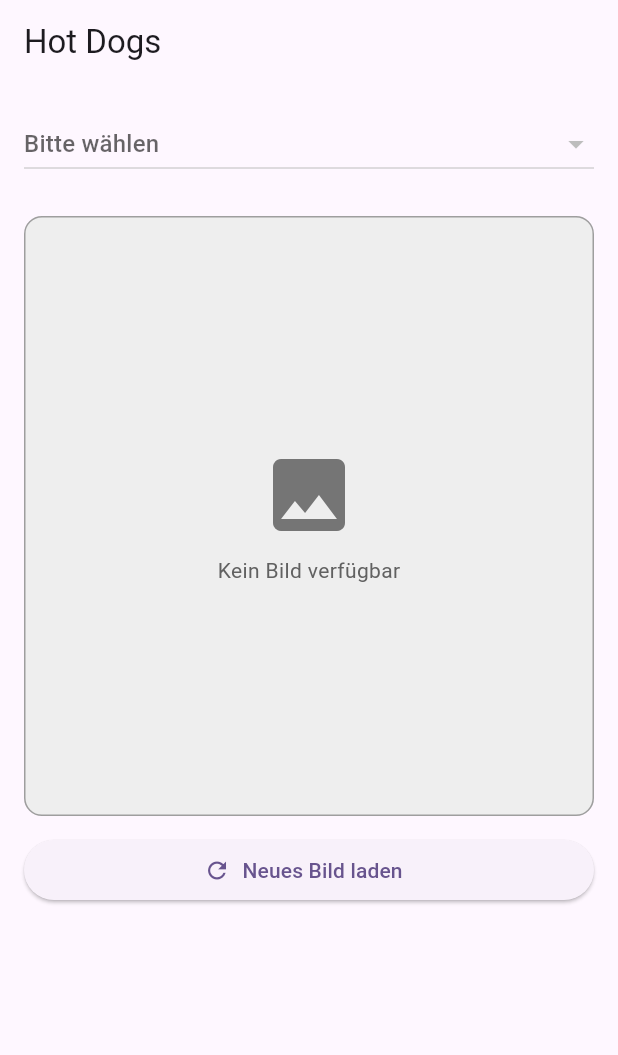
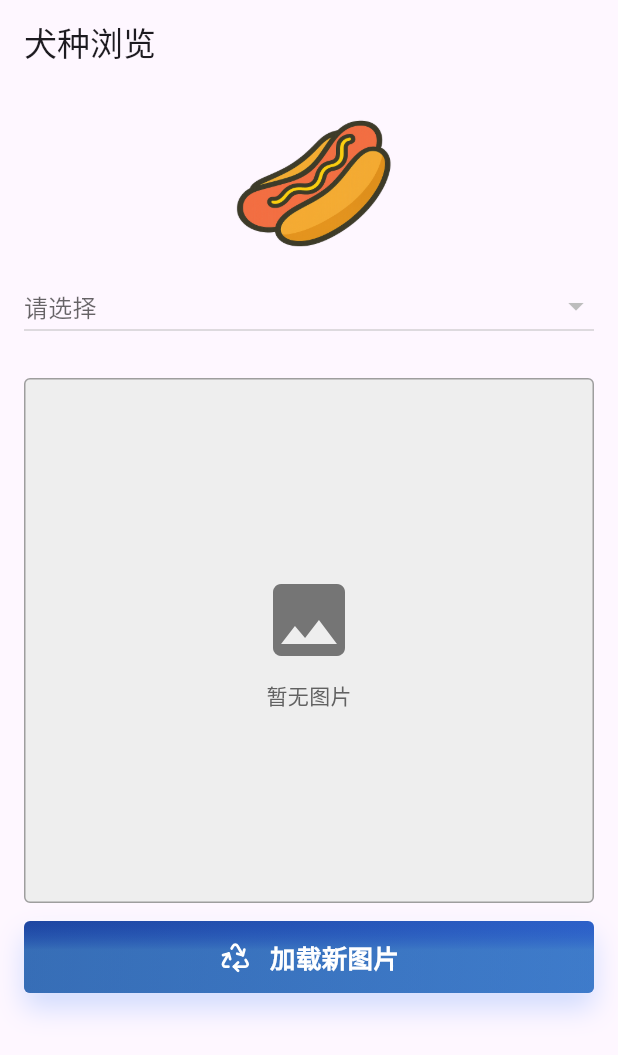
Before and after one commit to haregx/http, a Flutter app: the screen it shows after launch, on a phone screen of 412 x 824 dp. Shown: the top 1055 px of the screen. Run offline on Flutter 3.47's test engine with Material 3 defaults, Android fonts, the phone set to English and light mode, and no system bars; our stand-ins replace lucide_icons; network calls fail.

Commit message:
chinese version

```diff
--- a/lib/api/breeds_service.dart
+++ b/lib/api/breeds_service.dart
@@ -3,7 +3,7 @@ import 'package:http_req/api/config.dart';
 import 'package:http_req/api/https_service.dart';
 
 class BreedsService {
-  Future<BreedResponse> get () async {
+  Future<Response> get () async {
     final url = '${ApiConfig.baseUrl}/breeds/list/all';
 
     try {
@@ -18,11 +18,11 @@ class BreedsService {
       String code = response['status'] as String? ?? 'false';
       if (code == 'success') {
         debugPrint('✅ success (code success)');
-        return BreedResponse.success(response);
+        return Response.success(response);
       }
-      return BreedResponse.error('Unknown code: $code');
+      return Response.error('Unknown code: $code');
     } catch (e) {
-      return BreedResponse.error(e);
+      return Response.error(e);
     }
   }
 
@@ -32,13 +32,7 @@ class BreedsService {
       url = '${ApiConfig.baseUrl}/breeds/image/random';
     } else {
       final parts = breed.toLowerCase().split(' ');
-      if (parts.length == 1) {
-        url = '${ApiConfig.baseUrl}/breed/${parts[0]}/images/random';
-      } else if (parts.length == 2) {
-        url = '${ApiConfig.baseUrl}/breed/${parts[0]}/${parts[1]}/images/random';
-      } else {
-        return BreedResponse.error('Invalid breed format: $breed');
-      }
+      url = '${ApiConfig.baseUrl}/breed/${parts[0]}/${parts[1]}/images/random';
     }
 
     try {
@@ -53,25 +47,25 @@ class BreedsService {
       String code = response['status'] as String? ?? 'false';
       if (code == 'success') {
         debugPrint('✅ success (code success)');
-        return BreedResponse.success(response);
+        return Response.success(response);
       }
-      return BreedResponse.error('Unknown code: $code');
+      return Response.error('Unknown code: $code');
     } catch (e) {
-      return BreedResponse.error(e);
+      return Response.error(e);
     }
   }
 }
 
-class BreedResponse {
+class Response {
   final bool isSuccess;
   final dynamic data;
   final Object? error;
 
-  BreedResponse.success(this.data)
+  Response.success(this.data)
       : isSuccess = true,
         error = null;
 
-  BreedResponse.error(this.error)
+  Response.error(this.error)
       : isSuccess = false,
         data = null;
 }
--- a/lib/screens/home_screen.dart
+++ b/lib/screens/home_screen.dart
@@ -2,6 +2,9 @@ import 'package:flutter/material.dart';
 import 'package:http_req/api/breeds_service.dart';
 import 'package:http_req/api/breed_class.dart';
 import 'package:http_req/api/https_service.dart';
+import 'package:http_req/widgets/fancy_button.dart';
+import 'package:http_req/widgets/platform_constants.dart';
+import 'package:lucide_icons/lucide_icons.dart';
 
 class HomeScreen extends StatefulWidget {
 	const HomeScreen({super.key});
@@ -14,7 +17,7 @@ class _HomeScreenState extends State<HomeScreen> {
 		String? _selectedValue;
 		final List<String> _dropdownItems = [];
     final BreedsService _breedsService = BreedsService();
-    final String all = 'Alle';
+	final String all = '所有犬种';
 		String? _imageUrl;
 		bool _loadingImage = false;
 
@@ -34,16 +37,32 @@ class _HomeScreenState extends State<HomeScreen> {
 		Widget build(BuildContext context) {
 			return Scaffold(
 				appBar: AppBar(
-					title: const Text('Hot Dogs'),
+					title: const Text('犬种浏览'),
 				),
 				body: Padding(
 					padding: const EdgeInsets.all(16.0),
 					child: Column(
 						crossAxisAlignment: CrossAxisAlignment.stretch,
 						children: [
+							// Asset image shown above the dropdown
+							ClipRRect(
+								borderRadius: BorderRadius.circular(8),
+								child: Image.asset(
+									'assets/images/hotdog.png',
+									height: 100,
+									width: double.infinity,
+									fit: BoxFit.fitHeight,
+									errorBuilder: (c, e, s) => Container(
+										height: 120,
+										color: Colors.grey[200],
+										child: const Center(child: Icon(Icons.image, size: 48)),
+									),
+								),
+							),
+							const SizedBox(height: 8),
 							DropdownButton<String>(
 								value: _selectedValue,
-								hint: const Text('Bitte wählen'),
+								hint: const Text('请选择'),
 								isExpanded: true,
 								  items: _dropdownItems
 									  .map((item) => DropdownMenuItem<String>(
@@ -60,17 +79,17 @@ class _HomeScreenState extends State<HomeScreen> {
 							),
 							const SizedBox(height: 24),
 							Container(
-								height: 400,
+								height: 350,
 								decoration: BoxDecoration(
 									border: Border.all(color: Colors.grey),
-									borderRadius: BorderRadius.circular(12),
+									borderRadius: BorderRadius.circular(PlatformConstants.buttonBorderRadius),
 									color: Colors.grey[200],
 								),
 								child: _loadingImage
 									? const Center(child: CircularProgressIndicator())
 									: (_imageUrl != null && _imageUrl!.isNotEmpty)
 										? ClipRRect(
-											borderRadius: BorderRadius.circular(12),
+											borderRadius: BorderRadius.circular(PlatformConstants.buttonBorderRadius),
 											child: Image.network(
 												_imageUrl!,
 												fit: BoxFit.cover,
@@ -84,19 +103,19 @@ class _HomeScreenState extends State<HomeScreen> {
 			                			: Center(
 			                				child: Column(
 			                					mainAxisSize: MainAxisSize.min,
-			                					children: [
-			                						Icon(Icons.image, size: 64, color: Colors.grey[600]),
-			                						const SizedBox(height: 8),
-			                						Text('Kein Bild verfügbar', style: TextStyle(color: Colors.grey[700])),
-			                					],
+	                							children: [
+	                								Icon(Icons.image, size: 64, color: Colors.grey[600]),
+	                								const SizedBox(height: 8),
+	                								Text('暂无图片', style: TextStyle(color: Colors.grey[700])),
+	                							],
 			                				),
 			                				),
 								),
 								const SizedBox(height: 12),
-								ElevatedButton.icon(
+								FancyButton(
 									onPressed: _loadingImage ? null : () => fetchRandomDog(_selectedValue ?? all),
-									icon: const Icon(Icons.refresh),
-									label: const Text('Neues Bild laden'),
+									leadingIcon: LucideIcons.recycle,
+									label: '加载新图片',
 								),
 						],
 					),
--- /dev/null
+++ b/lib/widgets/fancy_button.dart
@@ -0,0 +1,382 @@
+// 3D-styled common button used for primary actions throughout the app.
+// This widget displays a 3D-styled button with gradients, shadow, and customizable text for primary actions.
+
+import 'package:flutter/material.dart';
+import 'package:flutter/foundation.dart';
+import 'package:http_req/widgets/platform_constants.dart';
+
+
+
+enum FancyButtonColor { blue, red, green, grey, orange }
+
+/// A 3D-styled button for primary actions, with gradient, shadow, and customizable text.
+// Stateless widget for a 3D-styled common button.
+
+/// A 3D-styled customizable button for primary actions.
+/// Supports enabled/disabled state, platform-adaptive border radius and colors.
+class FancyButton extends StatefulWidget {
+
+  /// Ob der Button als Alert (rot) dargestellt wird.
+  final FancyButtonColor backgroundColor;
+  /// Optionaler Abstand zwischen Icon und Text.
+  final double? iconTextSpacing;
+  /// Optional leading icon (left of text).
+  final IconData? leadingIcon;
+
+  /// Optional trailing icon (right of text).
+  final IconData? trailingIcon;
+
+  /// The button label text.
+  final String label;
+
+  /// The button height. If null, will be responsive to screen size.
+  final double? height;
+
+  /// The border radius of the button.
+  /// If not set, uses iOS/Android defaults.
+  final double borderRadius;
+
+  /// Optional text style for the label.
+  final TextStyle? textStyle;
+
+  /// Callback when the button is pressed.
+  final VoidCallback? onPressed;
+
+  /// Horizontal padding for the label.
+  final double paddingHorizontal;
+
+  /// Gradient colors for the button background.
+  // final List<Color> colorGradient;
+  /// Shadow color for the button.
+  // final Color shadowColor;
+  /// Inner vertical gradient overlay colors.
+  // final List<Color> innerColorGradient;
+  /// Whether the button is enabled (default: true).
+  final bool enabled;
+
+  /// Creates a 3D-styled button with platform-adaptive border radius and disabled state.
+  FancyButton({
+    super.key,
+    required this.label,
+    this.height,
+    double? borderRadius,
+    this.textStyle,
+    this.paddingHorizontal = 32,
+    this.onPressed,
+    this.enabled = true,
+    this.leadingIcon,
+    this.trailingIcon,
+    this.backgroundColor = FancyButtonColor.blue,
+    this.iconTextSpacing,
+  }) : borderRadius = borderRadius ?? PlatformConstants.buttonBorderRadius;
+  // Blue type
+  static const List<Color> _blueGradient = [
+    Color.fromARGB(255, 30, 70, 161),
+    Color.fromARGB(255, 45, 97, 201),
+  ];
+  static const Color _blueShadow = Color.fromARGB(64, 73, 135, 251);
+  static const List<Color> _blueInnerGradient = [
+    Color.fromARGB(0, 40, 91, 202),
+    Color.fromARGB(126, 80, 150, 204),
+  ];
+
+  // Red type
+  static const List<Color> _redGradient = [
+    Color(0xFFD32F2F),
+    Color(0xFFB71C1C),
+  ];
+  static const Color _redShadow = Color(0x40D32F2F);
+  static const List<Color> _redInnerGradient = [
+    Color(0x33FFCDD2),
+    Color(0x00FFCDD2),
+  ];
+
+  // Orange type
+  static const List<Color> _orangeGradient = [
+    Color(0xFFFF9800),
+    Color(0xFFF57C00),
+  ];
+  static const Color _orangeShadow = Color(0x40FF9800);
+  static const List<Color> _orangeInnerGradient = [
+    Color(0x33FFD180),
+    Color(0x00FFD180),
+  ];
+
+  // Green type
+  static const List<Color> _greenGradient = [
+    Color(0xFF388E3C),
+    Color(0xFF2E7D32),
+  ];
+  static const Color _greenShadow = Color(0x40388E3C);
+  static const List<Color> _greenInnerGradient = [
+    Color(0x3328A745),
+    Color(0x0028A745),
+  ];
+
+  // Grey type
+  static const List<Color> _greyGradient = [
+    Color(0xFFB0B0B0),
+    Color(0xFF888888),
+  ];
+  static const Color _greyShadow = Color(0x20202020);
+  static const List<Color> _greyInnerGradient = [
+    Color(0x33FFFFFF),
+    Color(0x00FFFFFF),
+  ];
+
+  @override
+  State<FancyButton> createState() => _FancyButtonState();
+}
+
+/// State for PrimaryButton3D, manages pressed and disabled visuals.
+class _FancyButtonState extends State<FancyButton> {
+  /// Returns the platform-conform spacing between icon and text.
+  double _iconTextSpacing() {
+    if (widget.iconTextSpacing != null) {
+      return widget.iconTextSpacing!;
+    }
+    switch (defaultTargetPlatform) {
+      case TargetPlatform.iOS:
+      case TargetPlatform.macOS:
+        return 8.0;
+      case TargetPlatform.android:
+        return 12.0;
+      default:
+        return 10.0;
+    }
+  }
+
+  /// Returns a responsive button height based on device type and platform guidelines.
+  /// Uses shortestSide to distinguish phone/tablet, so orientation does not affect the result.
+  double _responsiveHeight(BuildContext context) {
+    final double shortestSide = MediaQuery.of(context).size.shortestSide;
+    final bool isTablet = shortestSide >= 600;
+    return isTablet
+        ? PlatformConstants.buttonHeightTablet
+        : PlatformConstants.buttonHeight;
+  }
+
+  /// Whether the button is currently pressed.
+  bool _pressed = false;
+
+  /// Returns the background gradient colors depending on state and platform.
+  List<Color> get _currentColors {
+    if (!widget.enabled) {
+      // Disabled: flat gradient, lighter shadow, less 3D
+      if (defaultTargetPlatform == TargetPlatform.iOS) {
+        return [
+          const Color.fromARGB(255, 235, 235, 235),
+          const Color.fromARGB(255, 225, 225, 225),
+        ];
+      } else if (defaultTargetPlatform == TargetPlatform.android) {
+        return [
+          const Color.fromARGB(255, 200, 200, 200),
+          const Color.fromARGB(255, 180, 180, 180),
+        ];
+      } else {
+        return [
+          Colors.grey.shade200,
+          Colors.grey.shade400
+        ];
+      }
+    }
+    // Slightly darken when pressed
+    switch (widget.backgroundColor) {
+      case FancyButtonColor.red:
+        return FancyButton._redGradient.map((c) => _pressed ? _darken(c, 0.10) : c).toList();
+      case FancyButtonColor.green:
+        return FancyButton._greenGradient.map((c) => _pressed ? _darken(c, 0.10) : c).toList();
+      case FancyButtonColor.grey:
+        return FancyButton._greyGradient.map((c) => _pressed ? _darken(c, 0.10) : c).toList();
+      case FancyButtonColor.blue:
+        return FancyButton._blueGradient.map((c) => _pressed ? _darken(c, 0.10) : c).toList();
+      case FancyButtonColor.orange:
+        return FancyButton._orangeGradient.map((c) => _pressed ? _darken(c, 0.10) : c).toList();
+    }
+  }
+
+  /// Returns the inner vertical gradient overlay colors depending on state and platform.
+  List<Color> get _currentInnerColors {
+    if (!widget.enabled) {
+      if (defaultTargetPlatform == TargetPlatform.iOS) {
+        return [const Color(0xFFF2F2F7), const Color(0x00D1D1D6)];
+      } else if (defaultTargetPlatform == TargetPlatform.android) {
+        return [const Color(0xFFE0E0E0), const Color(0x00757575)];
+      } else {
+        return [Colors.grey.shade100, Colors.grey.shade400.withAlpha(0)];
+      }
+    }
+    switch (widget.backgroundColor) {
+      case FancyButtonColor.red:
+        return FancyButton._redInnerGradient.map((c) => _pressed ? _darken(c, 0.08) : c).toList();
+      case FancyButtonColor.green:
+        return FancyButton._greenInnerGradient.map((c) => _pressed ? _darken(c, 0.08) : c).toList();
+      case FancyButtonColor.grey:
+        return FancyButton._greyInnerGradient.map((c) => _pressed ? _darken(c, 0.08) : c).toList();
+      case FancyButtonColor.blue:
+        return FancyButton._blueInnerGradient.map((c) => _pressed ? _darken(c, 0.08) : c).toList();
+      case FancyButtonColor.orange:
+        return FancyButton._orangeInnerGradient.map((c) => _pressed ? _darken(c, 0.08) : c).toList();
+    }
+  }
+
+  /// Returns the shadow color depending on state and platform.
+  Color get _currentShadowColor {
+    if (!widget.enabled) {
+      // Disabled: lighter, less blur
+      if (defaultTargetPlatform == TargetPlatform.iOS) {
+        return const Color(0x20D1D1D6); // much lighter
+      } else if (defaultTargetPlatform == TargetPlatform.android) {
+        return const Color(0x20202020); // much lighter
+      } else {
+        return Colors.grey.shade300.withAlpha(32);
+      }
+    }
+    switch (widget.backgroundColor) {
+      case FancyButtonColor.red:
+        return _pressed ? _darken(FancyButton._redShadow, 0.15) : FancyButton._redShadow;
+      case FancyButtonColor.green:
+        return _pressed ? _darken(FancyButton._greenShadow, 0.15) : FancyButton._greenShadow;
+      case FancyButtonColor.grey:
+        return _pressed ? _darken(FancyButton._greyShadow, 0.15) : FancyButton._greyShadow;
+      case FancyButtonColor.blue:
+        return _pressed ? _darken(FancyButton._blueShadow, 0.15) : FancyButton._blueShadow;
+      case FancyButtonColor.orange:
+        return _pressed ? _darken(FancyButton._orangeShadow, 0.15) : FancyButton._orangeShadow;
+    }
+  }
+
+  /// Utility to darken a color by a given amount (0-1).
+  static Color _darken(Color color, double amount) {
+    final hsl = HSLColor.fromColor(color);
+    return hsl
+        .withLightness((hsl.lightness - amount).clamp(0.0, 1.0))
+        .toColor();
+  }
+
+  /// Builds the button widget tree with all visual states and effects.
+  @override
+  Widget build(BuildContext context) {
+    final bool isDisabled = !widget.enabled;
+    return Material(
+      color: Colors.transparent,
+      borderRadius: BorderRadius.circular(widget.borderRadius),
+      child: InkWell(
+        borderRadius: BorderRadius.circular(widget.borderRadius),
+        onTap: isDisabled ? null : widget.onPressed,
+        onTapDown: isDisabled ? null : (_) => setState(() => _pressed = true),
+        onTapUp: isDisabled ? null : (_) => setState(() => _pressed = false),
+        onTapCancel: isDisabled ? null : () => setState(() => _pressed = false),
+        splashColor: isDisabled ? Colors.transparent : null,
+        highlightColor: isDisabled ? Colors.transparent : null,
+        child: Opacity(
+          opacity: isDisabled ? 0.6 : 1.0,
+          child: Container(
+            height: widget.height ?? _responsiveHeight(context),
+            // Outer decoration: less 3D for disabled
+            decoration: BoxDecoration(
+              borderRadius: BorderRadius.circular(widget.borderRadius),
+              gradient: isDisabled
+                  ? LinearGradient(
+                      begin: Alignment.topCenter,
+                      end: Alignment.bottomCenter,
+                      colors: _currentColors,
+                      stops: const [0.0, 1.0],
+                    )
+                  : LinearGradient(
+                      begin: Alignment.topLeft,
+                      end: Alignment.bottomRight,
+                      colors: _currentColors,
+                      stops: const [0.0, 1.0],
+                    ),
+              boxShadow: [
+                BoxShadow(
+                  color: _currentShadowColor,
+                  blurRadius: isDisabled ? 2 : 15,
+                  offset: Offset(0, isDisabled ? 1 : 10),
+                ),
+                BoxShadow(
+                  color: Colors.white.withAlpha(128),
+                  blurRadius: 4,
+                  offset: Offset(0, -1),
+                  spreadRadius: -2,
+                ),
+              ],
+            ),
+            child: Container(
+              // Inner decoration: subtle vertical gradient overlay
+              decoration: BoxDecoration(
+                borderRadius: BorderRadius.circular(widget.borderRadius),
+                gradient: LinearGradient(
+                  begin: Alignment.topCenter,
+                  end: Alignment.bottomCenter,
+                  colors: _currentInnerColors,
+                  stops: const [0.0, 0.4],
+                ),
+              ),
+              child: Center(
+                child: Padding(
+                  padding: EdgeInsets.symmetric(
+                    horizontal: widget.paddingHorizontal,
+                  ),
+                  child: Row(
+                    mainAxisSize: MainAxisSize.min,
+                    children: [
+                      if (widget.leadingIcon != null) ...[
+                        Icon(
+                          widget.leadingIcon,
+                          size: 22,
+                          color: isDisabled
+                              ? (defaultTargetPlatform == TargetPlatform.iOS
+                                    ? const Color(0xFFAEAEB2)
+                                    : defaultTargetPlatform == TargetPlatform.android
+                                    ? const Color(0xFF424242)
+                                    : Colors.grey.shade600)
+                              : (widget.textStyle?.color ?? Colors.white),
+                        ),
+                        SizedBox(width: _iconTextSpacing()),
+                      ],
+                      Text(
+                        widget.label,
+                        style:
+                            (widget.textStyle ??
+                                    const TextStyle(
+                                      color: Colors.white,
+                                      fontWeight: FontWeight.w600,
+                                      fontSize: 17,
+                                    ))
+                                .copyWith(
+                          color: isDisabled
+                          ? (defaultTargetPlatform == TargetPlatform.iOS
+                            ? const Color(0xFFB0B0B0) // medium gray for iOS
+                            : defaultTargetPlatform == TargetPlatform.android
+                            ? const Color(0xFF888888) // medium gray for Android
+                            : Colors.grey.shade500) // medium for others
+                          : (widget.textStyle?.color ?? Colors.white),
+                                ),
+                      ),
+                      if (widget.trailingIcon != null) ...[
+                        SizedBox(width: _iconTextSpacing()),
+                        Icon(
+                          widget.trailingIcon,
+                          size: 22,
+                          color: isDisabled
+                              ? (defaultTargetPlatform == TargetPlatform.iOS
+                                    ? const Color(0xFFAEAEB2)
+                                    : defaultTargetPlatform == TargetPlatform.android
+                                    ? const Color(0xFF424242)
+                                    : Colors.grey.shade600)
+                              : (widget.textStyle?.color ?? Colors.white),
+                        ),
+                      ],
+                    ],
+                  ),
+                ),
+              ),
+            ),
+          ),
+        ),
+      ),
+    );
+  }
+}
--- a/pubspec.yaml
+++ b/pubspec.yaml
@@ -60,9 +60,8 @@ flutter:
   uses-material-design: true
 
   # To add assets to your application, add an assets section, like this:
-  # assets:
-  #   - images/a_dot_burr.jpeg
-  #   - images/a_dot_ham.jpeg
+  assets:
+    - assets/images/
 
   # An image asset can refer to one or more resolution-specific "variants", see
   # https://flutter.dev/to/resolution-aware-images
```
Also changed, not shown: assets/images/hotdog.png (added).
